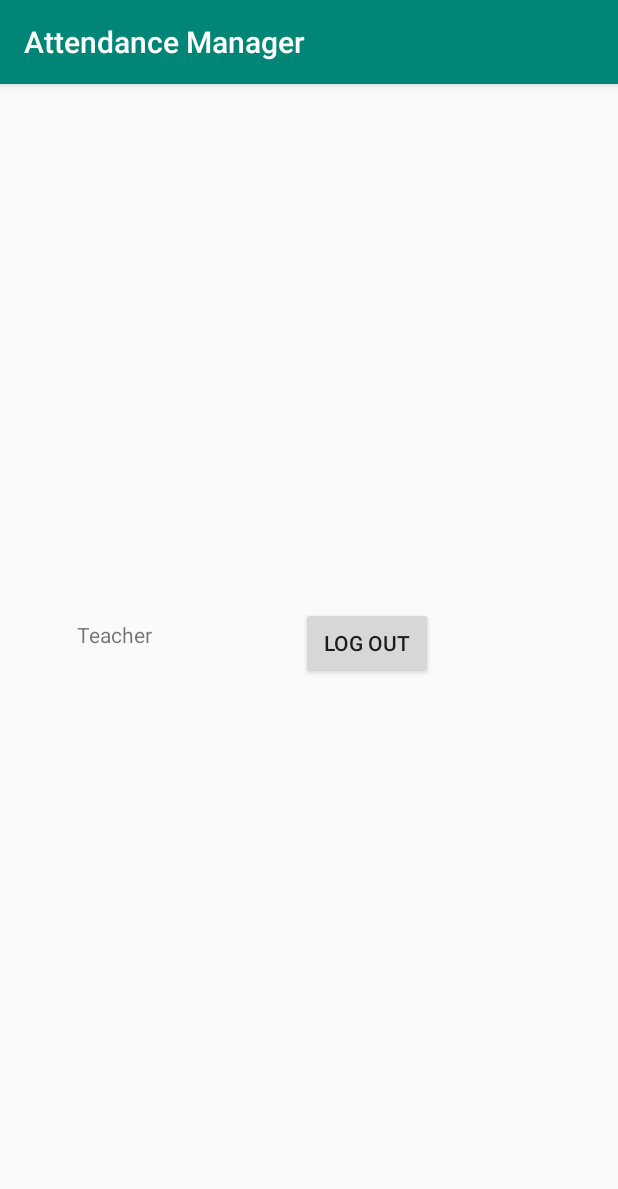
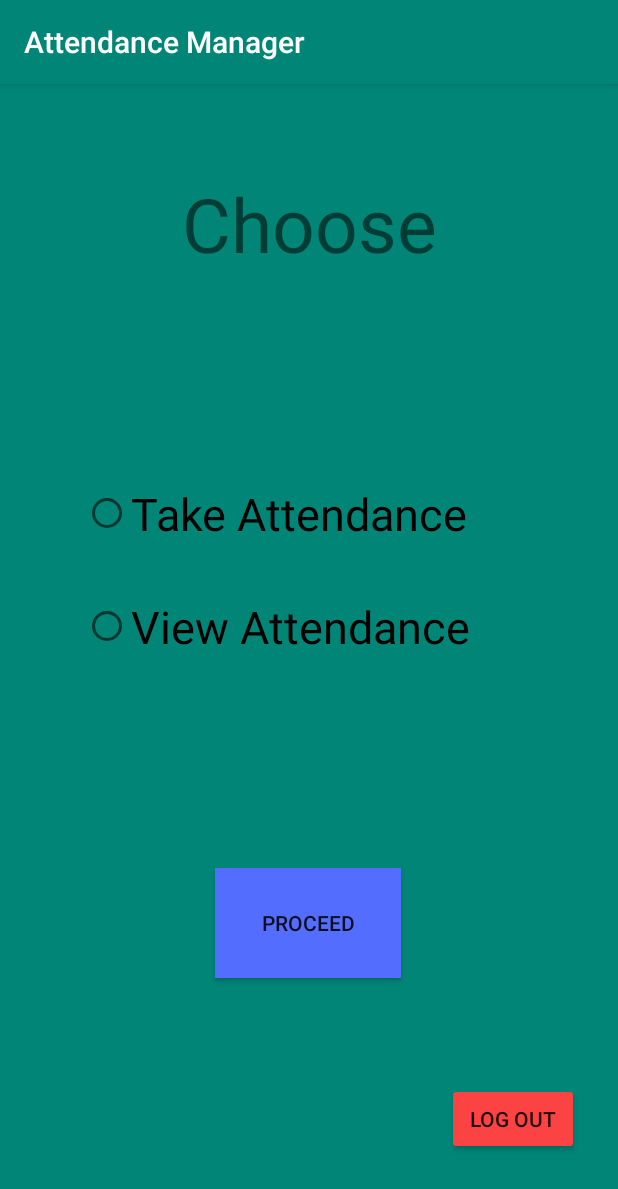
Before and after one commit to LogaN210101/Attendance-Manager, an Android app: the TeacherPage screen opened directly, with no data from a screen before it, on a phone screen of 412 x 824 dp. Shown: the top 1189 px of the screen. Run offline under Robolectric (Android 15) with nearby library versions, the light colour scheme and no system bars.

Commit message:
Fixed xml files.

```diff
--- a/app/src/main/java/com/example/attendancemanager/TeacherPage.java
+++ b/app/src/main/java/com/example/attendancemanager/TeacherPage.java
@@ -13,7 +13,7 @@ public class TeacherPage extends AppCompatActivity {
     @Override
     protected void onCreate(Bundle savedInstanceState) {
         super.onCreate(savedInstanceState);
-        setContentView(R.layout.activity_teacher_page);
+        setContentView(R.layout.activity_teachermain1);
         logout=findViewById(R.id.lg);
 
         logout.setOnClickListener(new View.OnClickListener() {
--- a/app/src/main/res/layout/activity_teacher_page.xml
+++ /dev/null
@@ -1,33 +0,0 @@
-<?xml version="1.0" encoding="utf-8"?>
-<androidx.constraintlayout.widget.ConstraintLayout xmlns:android="http://schemas.android.com/apk/res/android"
-    xmlns:app="http://schemas.android.com/apk/res-auto"
-    xmlns:tools="http://schemas.android.com/tools"
-    android:layout_width="match_parent"
-    android:layout_height="match_parent"
-    tools:context=".TeacherPage">
-
-    <TextView
-        android:id="@+id/textView2"
-        android:layout_width="113dp"
-        android:layout_height="53dp"
-        android:text="Teacher"
-        app:layout_constraintBottom_toBottomOf="parent"
-        app:layout_constraintEnd_toEndOf="parent"
-        app:layout_constraintHorizontal_bias="0.171"
-        app:layout_constraintStart_toStartOf="parent"
-        app:layout_constraintTop_toTopOf="parent" />
-
-    <Button
-        android:id="@+id/lg"
-        android:layout_width="wrap_content"
-        android:layout_height="wrap_content"
-        android:layout_marginStart="60dp"
-        android:layout_marginTop="288dp"
-        android:text="Log out"
-        app:layout_constraintBottom_toBottomOf="parent"
-        app:layout_constraintEnd_toEndOf="parent"
-        app:layout_constraintHorizontal_bias="0.532"
-        app:layout_constraintStart_toStartOf="parent"
-        app:layout_constraintTop_toTopOf="parent"
-        app:layout_constraintVertical_bias="0.141" />
-</androidx.constraintlayout.widget.ConstraintLayout>
--- a/app/src/main/res/layout/activity_teachermain1.xml
+++ b/app/src/main/res/layout/activity_teachermain1.xml
@@ -4,7 +4,7 @@
     xmlns:tools="http://schemas.android.com/tools"
     android:layout_width="match_parent"
     android:layout_height="match_parent"
-    android:background="@drawable/back2"
+    android:background="@color/colorPrimary"
     tools:context=".MainActivity">
 
     <TextView
@@ -22,29 +22,44 @@
 
     <RadioGroup
         android:id="@+id/radioGroup"
-        android:layout_width="358dp"
-        android:layout_height="167dp"
+        android:layout_width="300dp"
+        android:layout_height="150dp"
         app:layout_constraintBottom_toBottomOf="parent"
         app:layout_constraintEnd_toEndOf="parent"
-        app:layout_constraintHorizontal_bias="0.698"
+        app:layout_constraintHorizontal_bias="0.495"
         app:layout_constraintStart_toStartOf="parent"
         app:layout_constraintTop_toTopOf="parent"
-        app:layout_constraintVertical_bias="0.377">
+        app:layout_constraintVertical_bias="0.402">
 
         <RadioButton
             android:id="@+id/radioButton3"
-            android:layout_width="290dp"
-            android:layout_height="89dp"
+            android:layout_width="300dp"
+            android:layout_height="75dp"
             android:text="Take Attendance"
             android:textSize="30sp" />
 
         <RadioButton
             android:id="@+id/radioButton4"
-            android:layout_width="290dp"
-            android:layout_height="88dp"
+            android:layout_width="300dp"
+            android:layout_height="75dp"
             android:text="View Attendance"
             android:textSize="30sp" />
     </RadioGroup>
+
+    <Button
+        android:id="@+id/lg"
+        android:layout_width="wrap_content"
+        android:layout_height="wrap_content"
+        android:layout_marginStart="60dp"
+        android:layout_marginTop="288dp"
+        android:backgroundTint="#FC4343"
+        android:text="Log out"
+        app:layout_constraintBottom_toBottomOf="parent"
+        app:layout_constraintEnd_toEndOf="parent"
+        app:layout_constraintHorizontal_bias="0.901"
+        app:layout_constraintStart_toStartOf="parent"
+        app:layout_constraintTop_toTopOf="parent"
+        app:layout_constraintVertical_bias="0.875" />
 
     <Button
         android:id="@+id/button"
@@ -57,6 +72,6 @@
         app:layout_constraintHorizontal_bias="0.498"
         app:layout_constraintStart_toStartOf="parent"
         app:layout_constraintTop_toTopOf="parent"
-        app:layout_constraintVertical_bias="0.632" />
+        app:layout_constraintVertical_bias="0.752" />
 
 </androidx.constraintlayout.widget.ConstraintLayout>
```
Also changed, not shown: app/src/main/res/layout/activity_teachermain2.xml (+31 -42 lines).
